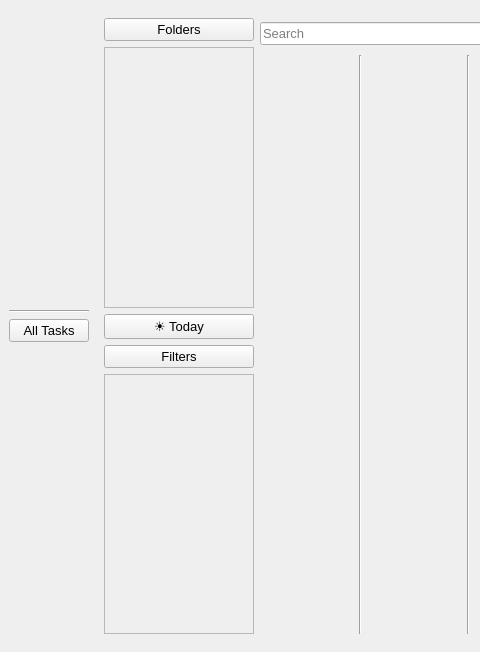
Old version of the form GUI/Mainwindow.ui in the repository Brian-Jane/csProject; both pictures show x 0 to 480 and y 0 to 652 of the 804 by 652 pixel window.
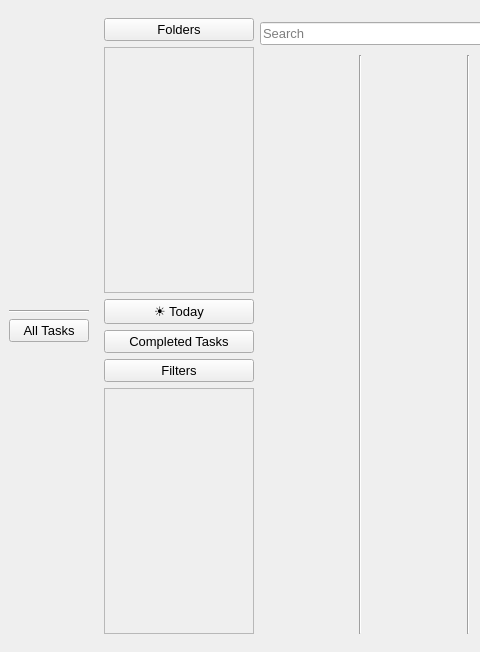
New version of the form.

The edit to the form file:
```diff
--- a/GUI/Mainwindow.ui
+++ b/GUI/Mainwindow.ui
@@ -123,7 +123,7 @@
                <x>0</x>
                <y>0</y>
                <width>148</width>
-               <height>257</height>
+               <height>242</height>
               </rect>
              </property>
              <layout class="QVBoxLayout" name="verticalLayout_4"/>
@@ -145,6 +145,13 @@
             </property>
            </widget>
           </item>
+          <item>
+           <widget class="QPushButton" name="CompletedTasks">
+            <property name="text">
+             <string>Completed Tasks</string>
+            </property>
+           </widget>
+          </item>
           <item>
            <widget class="QPushButton" name="pushButton">
             <property name="text">
@@ -169,7 +176,7 @@
                <x>0</x>
                <y>0</y>
                <width>148</width>
-               <height>257</height>
+               <height>242</height>
               </rect>
              </property>
              <layout class="QVBoxLayout" name="verticalLayout_5"/>
```
